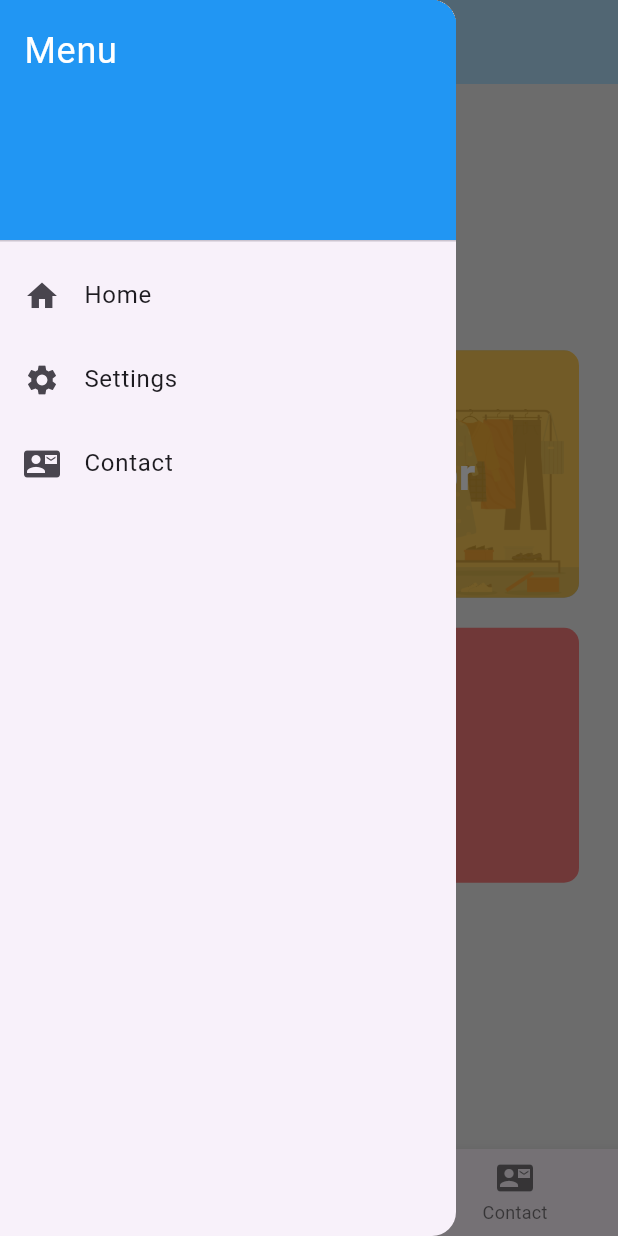
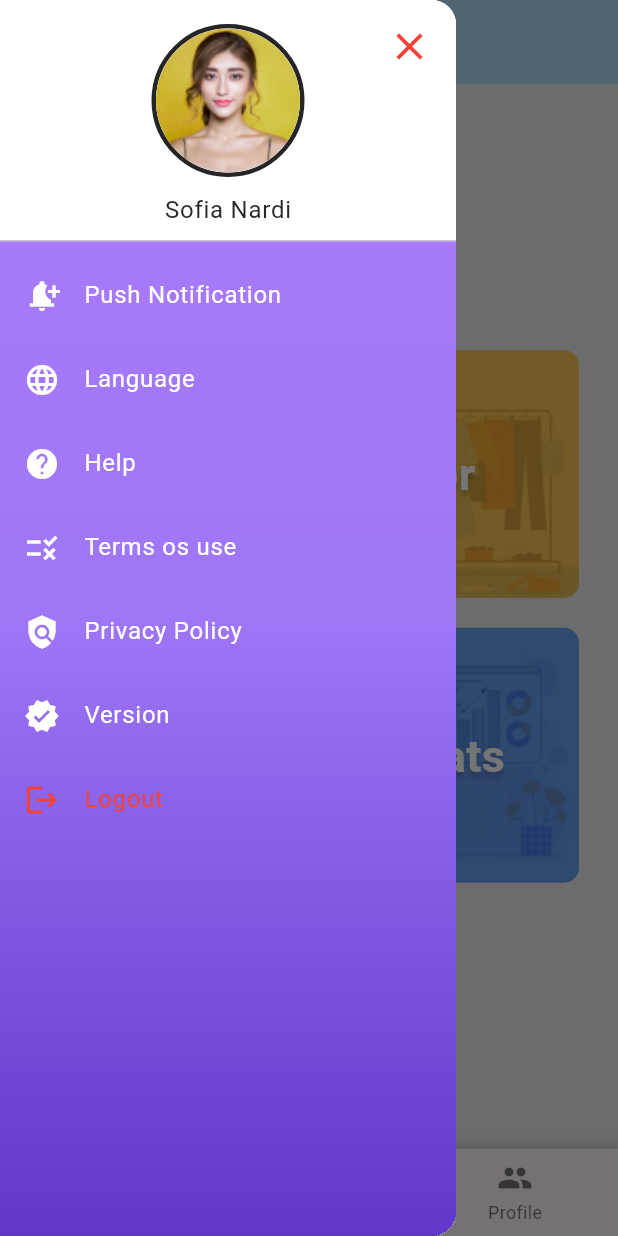
Before and after one commit to gaianardella/decla, a Flutter app: the screen it shows after launch, with the side drawer open, on a phone screen of 412 x 824 dp. Run offline on Flutter 3.47's test engine with Material 3 defaults, Android fonts, the phone set to English and light mode, and no system bars; our stand-ins replace device_preview, flutter_svg.

Commit message:
finish the Home page

```diff
--- a/lib/pages/home.dart
+++ b/lib/pages/home.dart
@@ -1,4 +1,5 @@
 import 'package:flutter/material.dart';
+import 'package:decla/widgets/sidebar.dart';
 
 class HomePage extends StatelessWidget {
   const HomePage({super.key});
@@ -25,7 +26,7 @@ class HomePage extends StatelessWidget {
           },
         ),
       ),
-      drawer: _buildDrawer(context),
+      drawer: const SidebarNavigation(),
       body: _buildUI(context),
       bottomNavigationBar: _bottomNavigationBar(context),
     );
@@ -36,49 +37,6 @@ Widget _buildUI(BuildContext context) {
   return Column(
     mainAxisAlignment: MainAxisAlignment.center,
     children: [_functionsButton(context)],
-  );
-}
-
-Widget _buildDrawer(BuildContext context) {
-  return Drawer(
-    child: ListView(
-      padding: EdgeInsets.zero,
-      children: <Widget>[
-        const DrawerHeader(
-          decoration: BoxDecoration(
-            color: Colors.blue,
-          ),
-          child: Text(
-            'Menu',
-            style: TextStyle(
-              color: Colors.white,
-              fontSize: 24,
-            ),
-          ),
-        ),
-        ListTile(
-          leading: Icon(Icons.home),
-          title: Text('Home'),
-          onTap: () {
-            Navigator.pop(context);
-          },
-        ),
-        ListTile(
-          leading: Icon(Icons.settings),
-          title: Text('Settings'),
-          onTap: () {
-            Navigator.pop(context);
-          },
-        ),
-        ListTile(
-          leading: Icon(Icons.contact_mail),
-          title: Text('Contact'),
-          onTap: () {
-            Navigator.pop(context);
-          },
-        ),
-      ],
-    ),
   );
 }
 
@@ -96,7 +54,7 @@ Widget _functionsButton(BuildContext context) {
           children: [
             Container(
               decoration: BoxDecoration(
-                image: DecorationImage(
+                image: const DecorationImage(
                   image: AssetImage(
                       'assets/images/outfit-generator.jpg'), // Add your background image
                   fit: BoxFit.cover,
@@ -106,19 +64,26 @@ Widget _functionsButton(BuildContext context) {
             ),
             Container(
               decoration: BoxDecoration(
-                color: Color.fromRGBO(247, 185, 43, 1)
+                color: const Color.fromRGBO(247, 185, 43, 1)
                     .withOpacity(0.8), // Add color overlay with opacity
                 borderRadius:
                     BorderRadius.circular(10), // Add same border radius
               ),
             ),
-            Center(
+            const Center(
               child: Text(
                 'Outfit Generator',
                 style: TextStyle(
                   color: Colors.white,
                   fontSize: 30,
                   fontWeight: FontWeight.bold,
+                  shadows: [
+                    Shadow(
+                      blurRadius: 4.0,
+                      color: Color.fromARGB(50, 0, 0, 0),
+                      offset: Offset(0, 4.0),
+                    ),
+                  ],
                 ),
               ),
             ),
@@ -126,27 +91,99 @@ Widget _functionsButton(BuildContext context) {
         ),
       ),
 
-      SizedBox(height: 20), // Adjust the space between shapes
+      const SizedBox(height: 20), // Adjust the space between shapes
       Row(
         mainAxisAlignment: MainAxisAlignment.center,
         children: [
-          Container(
+          SizedBox(
             width: 170, // Adjust the size of the squares
             height: 170,
+            child: Stack(
+              children: [
+                Container(
                   decoration: BoxDecoration(
-              borderRadius: BorderRadius.circular(10), // Add border radius
-              color: const Color.fromARGB(255, 255, 11, 11)
-                  .withOpacity(0.5), // Add color overlay
+                    image: const DecorationImage(
+                      image: AssetImage(
+                          'assets/images/manage.jpg'), // Add your background image
+                      fit: BoxFit.cover,
+                    ),
+                    borderRadius:
+                        BorderRadius.circular(10), // Add border radius
+                  ),
+                ),
+                Container(
+                  decoration: BoxDecoration(
+                    color: Color.fromRGBO(151, 71, 255, 1)
+                        .withOpacity(0.8), // Add color overlay with opacity
+                    borderRadius:
+                        BorderRadius.circular(10), // Add same border radius
+                  ),
+                ),
+                const Center(
+                  child: Text(
+                    'Manage Closet',
+                    textAlign: TextAlign.center,
+                    style: TextStyle(
+                      color: Colors.white,
+                      fontSize: 30,
+                      fontWeight: FontWeight.bold,
+                      shadows: [
+                        Shadow(
+                          blurRadius: 4.0,
+                          color: Color.fromARGB(50, 0, 0, 0),
+                          offset: Offset(0, 4.0),
+                        ),
+                      ],
+                    ),
+                  ),
+                ),
+              ],
             ),
           ),
           SizedBox(width: 20), // Adjust the space between squares
           Container(
             width: 170,
             height: 170,
+            child: Stack(
+              children: [
+                Container(
                   decoration: BoxDecoration(
-              borderRadius: BorderRadius.circular(10), // Add border radius
-              color: const Color.fromARGB(255, 255, 11, 11)
-                  .withOpacity(0.5), // Add color overlay
+                    image: const DecorationImage(
+                      image: AssetImage(
+                          'assets/images/stat.jpg'), // Add your background image
+                      fit: BoxFit.cover,
+                    ),
+                    borderRadius:
+                        BorderRadius.circular(10), // Add border radius
+                  ),
+                ),
+                Container(
+                  decoration: BoxDecoration(
+                    color: Color.fromRGBO(64, 135, 237, 1)
+                        .withOpacity(0.8), // Add color overlay with opacity
+                    borderRadius:
+                        BorderRadius.circular(10), // Add same border radius
+                  ),
+                ),
+                const Center(
+                  child: Text(
+                    'ُStats',
+                    textAlign: TextAlign.center,
+                    style: TextStyle(
+                      color: Colors.white,
+                      fontSize: 30,
+                      fontWeight: FontWeight.bold,
+                      shadows: [
+                        Shadow(
+                          blurRadius: 4.0,
+                          color: Color.fromARGB(50, 0, 0, 0),
+                          offset: Offset(0, 4.0),
+                        ),
+                      ],
+                    ),
+                  ),
+                ),
+              ],
             ),
           ),
         ],
@@ -156,20 +193,32 @@ Widget _functionsButton(BuildContext context) {
 }
 
 Widget _bottomNavigationBar(BuildContext context) {
-  return BottomNavigationBar(
+  return Container(
+    decoration: BoxDecoration(
+      boxShadow: [
+        BoxShadow(
+          color: const Color.fromARGB(10, 0, 0, 0).withOpacity(0.1),
+          spreadRadius: 5,
+          blurRadius: 8,
+          offset: Offset(0, 3), // changes position of shadow
+        ),
+      ],
+    ),
+    child: BottomNavigationBar(
       items: const <BottomNavigationBarItem>[
         BottomNavigationBarItem(
-        icon: Icon(Icons.home),
-        label: 'Home',
+          icon: Icon(Icons.search),
+          label: 'Search',
         ),
         BottomNavigationBarItem(
           icon: Icon(Icons.settings),
           label: 'Settings',
         ),
         BottomNavigationBarItem(
-        icon: Icon(Icons.contact_mail),
-        label: 'Contact',
+          icon: Icon(Icons.group),
+          label: 'Profile',
         ),
       ],
+    ),
   );
 }
--- /dev/null
+++ b/lib/widgets/sidebar.dart
@@ -0,0 +1,156 @@
+import 'package:flutter/material.dart';
+
+class SidebarNavigation extends StatelessWidget {
+  const SidebarNavigation({super.key});
+
+  @override
+  Widget build(BuildContext context) {
+    return Drawer(
+      child: Container(
+        decoration: const BoxDecoration(
+          gradient: LinearGradient(
+            colors: [
+              Color.fromRGBO(172, 124, 250, 1),
+              Color.fromRGBO(158, 118, 246, 1),
+              Color.fromRGBO(96, 55, 201, 1),
+            ],
+            begin: Alignment.topCenter,
+            end: Alignment.bottomCenter,
+          ),
+        ),
+        child: ListView(
+          padding: EdgeInsets.zero,
+          children: <Widget>[
+            Builder(builder: (context) {
+              return DrawerHeader(
+                decoration: BoxDecoration(
+                  color: Color.fromARGB(255, 255, 255, 255),
+                ),
+                child: Stack(
+                  children: [
+                    Row(
+                      mainAxisAlignment: MainAxisAlignment.center,
+                      children: [
+                        Column(
+                          mainAxisAlignment: MainAxisAlignment.center,
+                          children: [
+                            Container(
+                              height: 102,
+                              decoration: BoxDecoration(
+                                shape: BoxShape.circle,
+                                border: Border.all(
+                                  color: const Color.fromARGB(255, 37, 37, 37),
+                                  width: 3,
+                                ),
+                              ),
+                              child: CircleAvatar(
+                                radius: 50,
+                                backgroundImage:
+                                    AssetImage('assets/images/avatar.png'),
+                              ),
+                            ),
+                            SizedBox(height: 10),
+                            Text(
+                              'Sofia Nardi',
+                              style: TextStyle(
+                                color: Color.fromRGBO(39, 39, 39, 1),
+                                fontSize: 16,
+                              ),
+                            ),
+                          ],
+                        ),
+                      ],
+                    ),
+                    Positioned(
+                      top: 0,
+                      right: 0,
+                      child: GestureDetector(
+                        onTap: () {
+                          Navigator.pop(context);
+                        },
+                        child: Icon(
+                          Icons.close,
+                          color: Colors.red,
+                          size: 30,
+                        ),
+                      ),
+                    ),
+                  ],
+                ),
+              );
+            }),
+            Container(
+              child: Column(
+                children: [
+                  ListTile(
+                    iconColor: Colors.white,
+                    textColor: Colors.white,
+                    leading: Icon(Icons.notification_add),
+                    title: Text('Push Notification'),
+                    onTap: () {
+                      Navigator.pop(context);
+                    },
+                  ),
+                  ListTile(
+                    iconColor: Colors.white,
+                    textColor: Colors.white,
+                    leading: Icon(Icons.language),
+                    title: Text('Language'),
+                    onTap: () {
+                      Navigator.pop(context);
+                    },
+                  ),
+                  ListTile(
+                    iconColor: Colors.white,
+                    textColor: Colors.white,
+                    leading: Icon(Icons.help),
+                    title: Text('Help'),
+                    onTap: () {
+                      Navigator.pop(context);
+                    },
+                  ),
+                  ListTile(
+                    iconColor: Colors.white,
+                    textColor: Colors.white,
+                    leading: Icon(Icons.rule),
+                    title: Text('Terms os use'),
+                    onTap: () {
+                      Navigator.pop(context);
+                    },
+                  ),
+                  ListTile(
+                    iconColor: Colors.white,
+                    textColor: Colors.white,
+                    leading: Icon(Icons.policy),
+                    title: Text('Privacy Policy'),
+                    onTap: () {
+                      Navigator.pop(context);
+                    },
+                  ),
+                  ListTile(
+                    iconColor: Colors.white,
+                    textColor: Colors.white,
+                    leading: Icon(Icons.verified),
+                    title: Text('Version'),
+                    onTap: () {
+                      Navigator.pop(context);
+                    },
+                  ),
+                  ListTile(
+                    iconColor: Colors.red,
+                    textColor: Colors.red,
+                    leading: Icon(Icons.logout),
+                    title: Text('Logout'),
+                    onTap: () {
+                      Navigator.pop(context);
+                    },
+                  ),
+                ],
+              ),
+            ),
+          ],
+        ),
+      ),
+    );
+  }
+}
--- a/pubspec.yaml
+++ b/pubspec.yaml
@@ -63,6 +63,9 @@ flutter:
   assets:
       - assets/images/
       - assets/images/outfit-generator.jpg
+      - assets/images/manage.jpg
+      - assets/images/avatar.png
+      - assets/images/stat.jpg
 
   # An image asset can refer to one or more resolution-specific "variants", see
   # https://flutter.dev/assets-and-images/#resolution-aware
```
Also changed, not shown: assets/images/avatar.png (added), assets/images/manage.jpg (added), assets/images/outfit-generator.jpg, assets/images/stat.jpg (added). Lines whose indentation alone changed are shown as unchanged.
